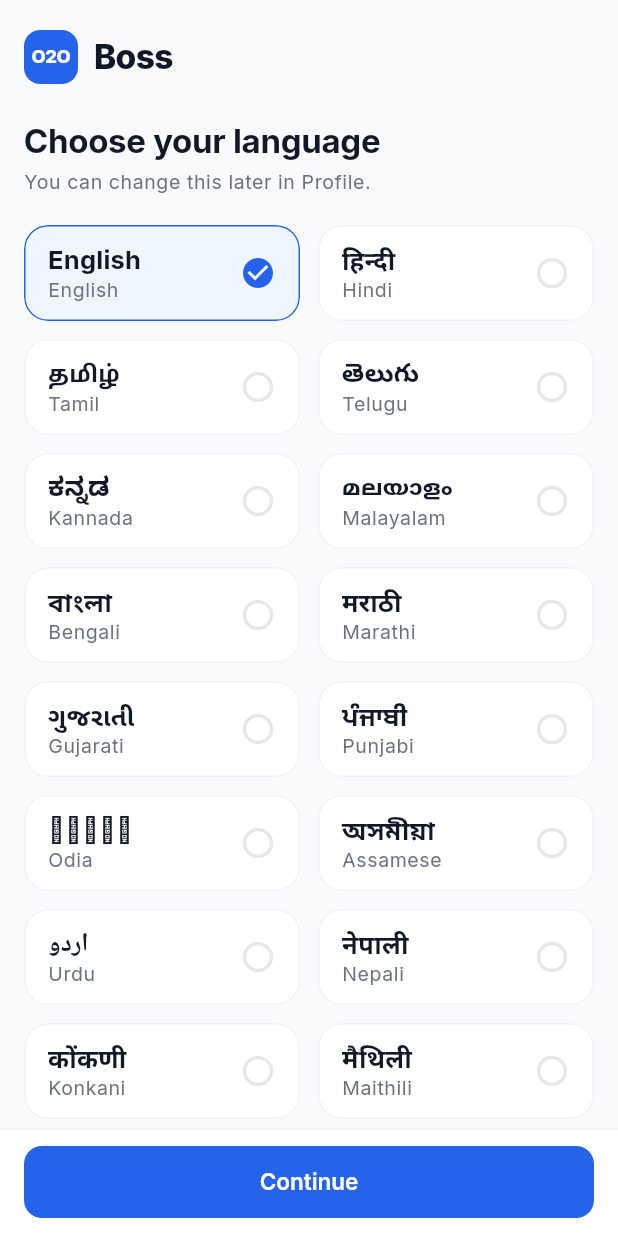
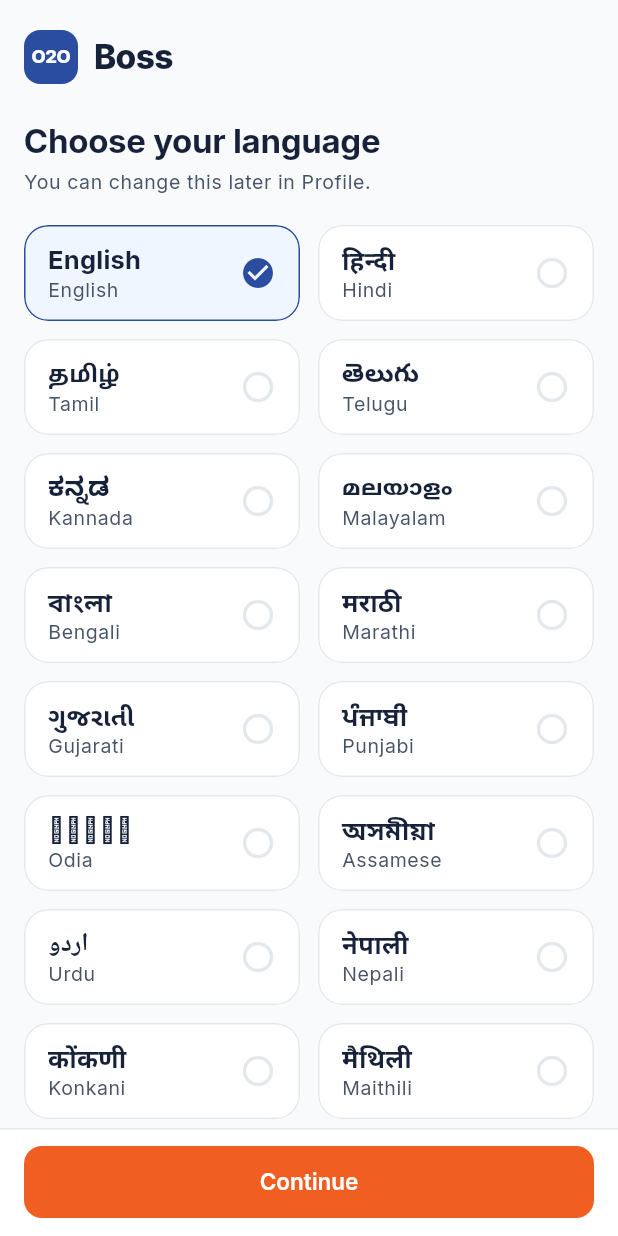
Before and after one commit to Kaushik-SPACEZ/o2oboss, a Flutter app: the screen it shows after launch, on a phone screen of 412 x 824 dp. Run offline on Flutter 3.47's test engine with Material 3 defaults, Android fonts, the phone set to English and light mode, and no system bars; our stand-ins replace flutter_animate, flutter_riverpod, go_router, google_fonts, shared_preferences; accounts and stored records are empty.

Commit message:
Redesign UI: Clean Amazon/Flipkart style - Remove glassmorphism, gradients, gold colors - Use Orange #F15E21 for actions, Royal Blue #2A4D9F for structure - Follow 70% white, 20% blue, 10% orange rule - Simplify all widgets (cards, buttons, premium_widgets)

```diff
--- a/o2oboss_app/lib/app/theme/app_colors.dart
+++ b/o2oboss_app/lib/app/theme/app_colors.dart
@@ -5,12 +5,17 @@ enum AppThemeId { classic, brand }
 
 /// The colours that change with the theme. Everything else (text, status
 /// colours, borders) stays the same so meaning never depends on the theme.
+///
+/// Design principle: Simple to understand. Fast to use. Modern to look at.
+/// Color balance: 70% White/neutrals, 20% Blue (structure), 10% Orange (actions)
 class AppPalette {
   const AppPalette({
     required this.primary,
     required this.primaryDark,
     required this.primaryLight,
     required this.primarySoft,
+    required this.accent,
+    required this.accentHover,
     required this.infoText,
     required this.wash,
     required this.washSoft,
@@ -22,13 +27,18 @@ class AppPalette {
     required this.sceneDark,
   });
 
-  /// Buttons, links, active icons. Keeps 4.5:1 against white.
+  /// Structure color - Royal Blue for headers, navigation, containers.
   final Color primary;
 
-  /// Selected tab labels and text on light tints.
+  /// Darker shade of primary for selected states.
   final Color primaryDark;
   final Color primaryLight;
   final Color primarySoft;
+
+  /// Action color - Orange for important CTAs and primary buttons.
+  final Color accent;
+  final Color accentHover;
+
   final Color infoText;
   final Color wash;
   final Color washSoft;
@@ -43,36 +53,42 @@ class AppPalette {
   final Color sceneMid;
   final Color sceneDark;
 
-  /// Blue, from the CRM mobile design specification.
+  /// O2O Boss brand theme - Orange + Royal Blue
+  /// Orange (#F15E21) for actions, Royal Blue (#2A4D9F) for structure
   static const classic = AppPalette(
-    primary: Color(0xFF2563EB),
-    primaryDark: Color(0xFF1D4ED8),
+    // Royal Blue - structure color
+    primary: Color(0xFF2A4D9F),
+    primaryDark: Color(0xFF16369D),
     primaryLight: Color(0xFFEFF6FF),
     primarySoft: Color(0xFFDBEAFE),
-    infoText: Color(0xFF1D4ED8),
+    // Orange - action color
+    accent: Color(0xFFF15E21),
+    accentHover: Color(0xFFD94F16),
+    infoText: Color(0xFF2A4D9F),
     wash: Color(0xFFE1E7FF),
     washSoft: Color(0xFFEEF2FF),
     washBorder: Color(0xFFDCE3FB),
-    brandText: Color(0xFF111827),
+    brandText: Color(0xFF17213A),
     sceneWindow: Color(0xFFE8EBFD),
     sceneLight: Color(0xFFD5DBFA),
     sceneMid: Color(0xFFB8C1F5),
     sceneDark: Color(0xFF8F9BEA),
   );
 
-  /// Orange, navy and white from the o2oboss.com website. The website's
-  /// orange (#E8612C) is too light for white button text, so buttons use a
-  /// deeper shade of it; navy carries labels, as it does on the logo.
+  /// Brand theme variant - same colors, different emphasis
   static const brand = AppPalette(
-    primary: Color(0xFFC94A12),
-    primaryDark: Color(0xFF2B3990),
+    // Orange primary for brand-heavy screens
+    primary: Color(0xFFF15E21),
+    primaryDark: Color(0xFFD94F16),
     primaryLight: Color(0xFFFFF3EC),
     primarySoft: Color(0xFFFFE3D3),
-    infoText: Color(0xFF2B3990),
+    accent: Color(0xFF2A4D9F),
+    accentHover: Color(0xFF16369D),
+    infoText: Color(0xFF2A4D9F),
     wash: Color(0xFFFFE6D6),
     washSoft: Color(0xFFFFF1E8),
     washBorder: Color(0xFFFBD9C4),
-    brandText: Color(0xFF2B3990),
+    brandText: Color(0xFF2A4D9F),
     sceneWindow: Color(0xFFFFF1E8),
     sceneLight: Color(0xFFFFDCC7),
     sceneMid: Color(0xFFFDBF9C),
@@ -97,19 +113,33 @@ abstract final class AppColors {
   static Color get primaryDark => _palette.primaryDark;
   static Color get primaryLight => _palette.primaryLight;
   static Color get blueLight => _palette.primarySoft;
+
+  /// Orange accent color - use for PRIMARY ACTIONS ONLY
+  static Color get accent => _palette.accent;
+  static Color get accentHover => _palette.accentHover;
+  static Color get accentLight => const Color(0xFFFFF3EC);
+
   static Color get brandText => _palette.brandText;
   static Color get sceneWindow => _palette.sceneWindow;
   static Color get sceneLight => _palette.sceneLight;
   static Color get sceneMid => _palette.sceneMid;
   static Color get sceneDark => _palette.sceneDark;
 
-  static const text = Color(0xFF111827);
-  static const textSecondary = Color(0xFF6B7280);
+  /// Primary text - dark and readable
+  static const text = Color(0xFF17213A);
+  static const textSecondary = Color(0xFF475467);
 
   /// Placeholders and disabled content only — too light for meaningful text.
-  static const textMuted = Color(0xFF9CA3AF);
+  static const textMuted = Color(0xFF667085);
 
+  /// Disabled state
+  static const disabled = Color(0xFF98A2B3);
+
+  /// App background - subtle off-white, not pure white
   static const background = Color(0xFFF8FAFC);
+
+  /// Soft surface for subtle sections
+  static const softSurface = Color(0xFFF1F3F5);
 
   /// Soft wash at the top of every page, fading into [background]. Also the
   /// start of the hero card gradient.
@@ -120,23 +150,19 @@ abstract final class AppColors {
   static const amber = Color(0xFFD97706);
   static const surface = Color(0xFFFFFFFF);
   static const input = Color(0xFFF9FAFB);
-  static const border = Color(0xFFEEF2F7);
-  static const borderStrong = Color(0xFFE5E7EB);
+  static const border = Color(0xFFE4E7EC);
+  static const borderStrong = Color(0xFFE4E7EC);
   static const track = Color(0xFFF1F5F9);
 
-  static const success = Color(0xFF16A34A);
+  /// Semantic colors from theme spec
+  static const success = Color(0xFF168A52);
   static const successLight = Color(0xFFDCFCE7);
-  static const warning = Color(0xFFF59E0B);
+  static const warning = Color(0xFFD99000);
   static const warningLight = Color(0xFFFEF3C7);
-  static const danger = Color(0xFFDC2626);
+  static const danger = Color(0xFFC62828);
   static const dangerLight = Color(0xFFFEE2E2);
   static const purple = Color(0xFF7C3AED);
   static const purpleLight = Color(0xFFF3E8FF);
-
-  // Premium gold accents
-  static const gold = Color(0xFFD4AF37);
-  static const goldLight = Color(0xFFF5E6C8);
-  static const goldDark = Color(0xFFB8960C);
 
   // Darker text shades for use on the light status backgrounds, so pill
   // labels keep at least 4.5:1 contrast.
--- a/o2oboss_app/lib/app/theme/app_theme.dart
+++ b/o2oboss_app/lib/app/theme/app_theme.dart
@@ -114,13 +114,14 @@ ThemeData buildAppTheme() {
       errorMaxLines: 3,
       helperMaxLines: 3,
     ),
+    // Filled buttons use ORANGE (accent color) for primary actions
     filledButtonTheme: FilledButtonThemeData(
       style: FilledButton.styleFrom(
         minimumSize: const Size(64, Sizes.buttonHeight),
         padding: const EdgeInsets.symmetric(horizontal: 20),
         shape: const RoundedRectangleBorder(borderRadius: Corners.mdAll),
         textStyle: text.labelLarge,
-        backgroundColor: AppColors.primary,
+        backgroundColor: AppColors.accent, // Orange for primary actions
         foregroundColor: Colors.white,
         disabledBackgroundColor: AppColors.track,
         disabledForegroundColor: AppColors.textMuted,
```
Also changed, not shown: o2oboss_app/lib/features/auth/explore_screen.dart (+8 -10 lines), o2oboss_app/lib/shared/widgets/brand_widgets.dart (+33 -44 lines), o2oboss_app/lib/shared/widgets/buttons.dart (+25 -82 lines), o2oboss_app/lib/shared/widgets/cards.dart (+11 -22 lines), o2oboss_app/lib/shared/widgets/premium_widgets.dart (+51 -66 lines), 2 other files.
